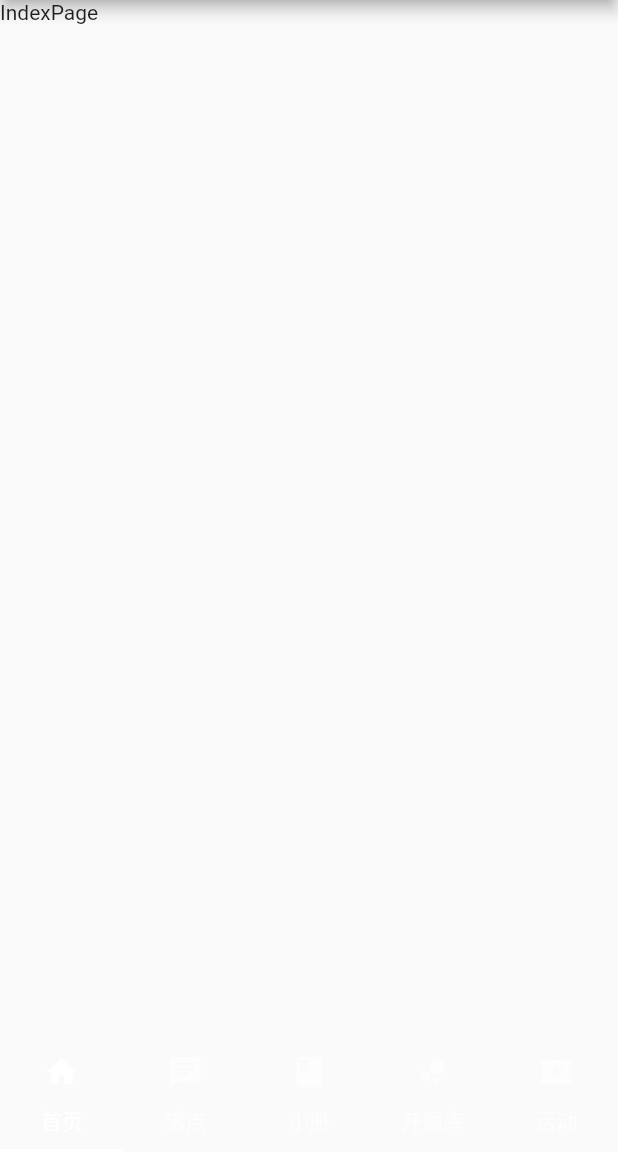
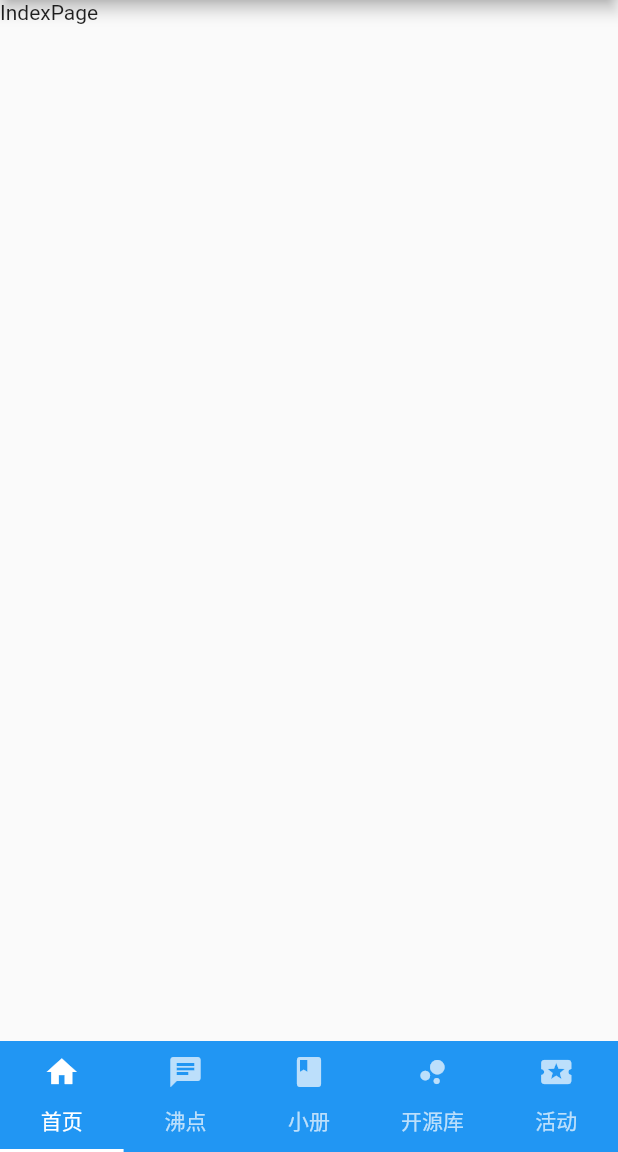
Before and after one commit to Nealyang/flutter, a Flutter app: the screen it shows after launch, on a phone screen of 412 x 824 dp, the part 84-1236 px from its top. Run offline on Flutter 3.47's test engine with Material 2 defaults, Android fonts, the phone set to English and light mode, and no system bars; our stand-ins replace event_bus.

```diff
--- a/flutter_juejin/lib/pages/myApp.dart
+++ b/flutter_juejin/lib/pages/myApp.dart
@@ -76,10 +76,13 @@ class _MyAppState extends State<MyApp> with SingleTickerProviderStateMixin {
               ActivityPage()
             ],
           ),
-          bottomNavigationBar: TabBar(
-            tabs: _bottomTabs,
-            controller: _tabController,
-            indicatorColor: Colors.white,
+          bottomNavigationBar: new Material(
+            color: Theme.of(context).primaryColor,
+            child: TabBar(
+              tabs: _bottomTabs,
+              controller: _tabController,
+              indicatorColor: Colors.white,
+            ),
           ),
         ),
       ),
```
